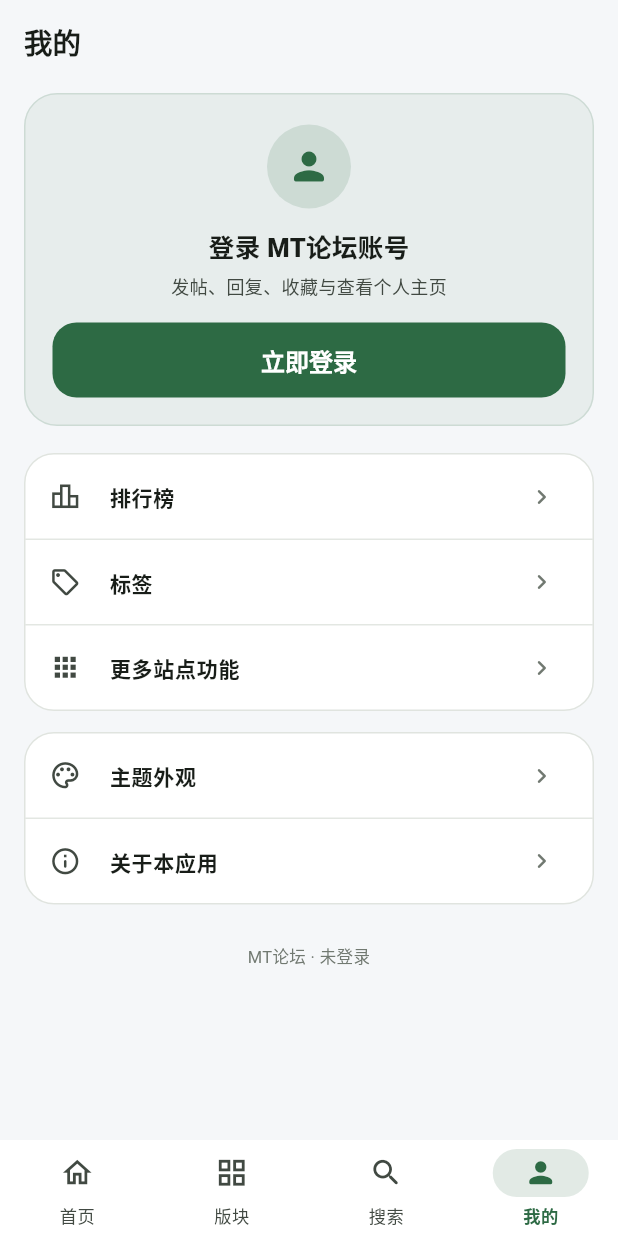
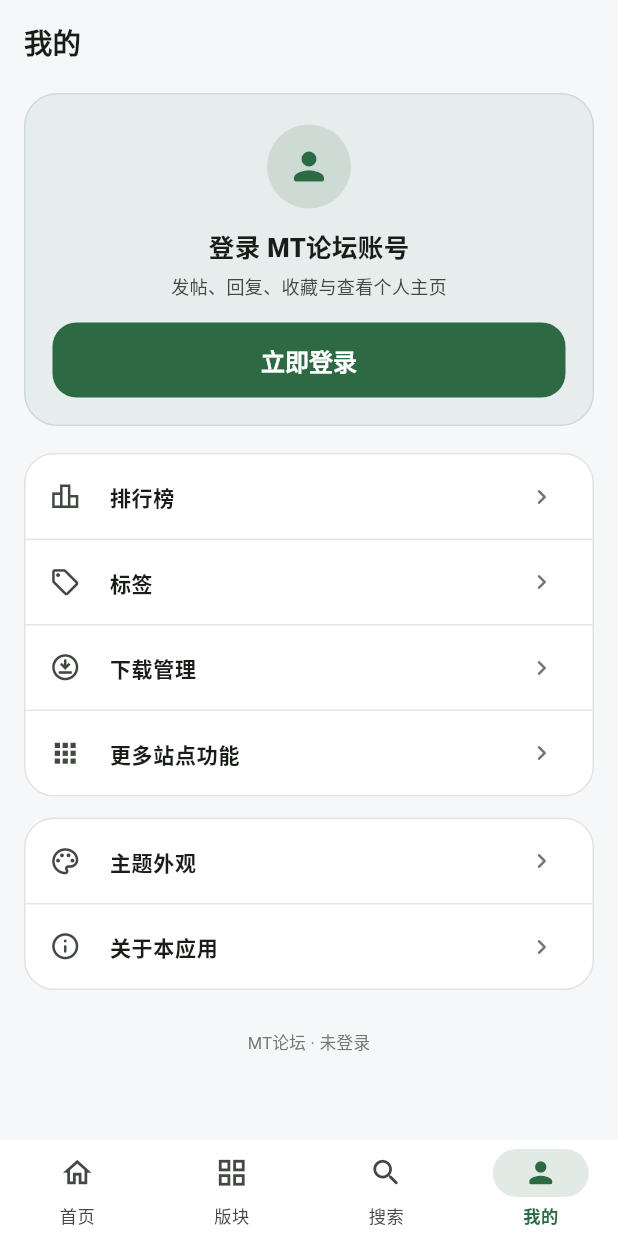
Before and after one commit to Aioprh/mtforum-app, a Flutter app: the screen it shows after launch, item 4 of the bottom bar chosen, on a phone screen of 412 x 824 dp. Run offline on Flutter 3.47's test engine with Material 3 defaults, Android fonts, the phone set to English and light mode, and no system bars; our stand-ins replace file_picker, image_picker, shared_preferences, webview_flutter; accounts and stored records are empty; network calls fail.

Commit message:
Add download manager entry to profile

```diff
--- a/lib/ui/pages/profile_page.dart
+++ b/lib/ui/pages/profile_page.dart
@@ -14,6 +14,7 @@ import 'pm_list_page.dart';
 import 'rankings_page.dart';
 import 'site_features_page.dart';
 import 'tags_page.dart';
+import 'download_manager_page.dart';
 import 'user_page.dart';
 
 /// 个人中心：账号信息、我的主题 / 回复 / 收藏、外观与退出。
@@ -232,6 +233,9 @@ class _ProfilePageState extends State<ProfilePage> with AutomaticKeepAliveClient
                   }),
                   _MenuItem(Icons.sell_outlined, '标签', () {
                     _openPage(const TagsPage());
+                  }),
+                  _MenuItem(Icons.download_for_offline_outlined, '下载管理', () {
+                    _openPage(const DownloadManagerPage());
                   }),
                   _MenuItem(Icons.apps_rounded, '更多站点功能', () {
                     _openPage(const SiteFeaturesPage());
```
